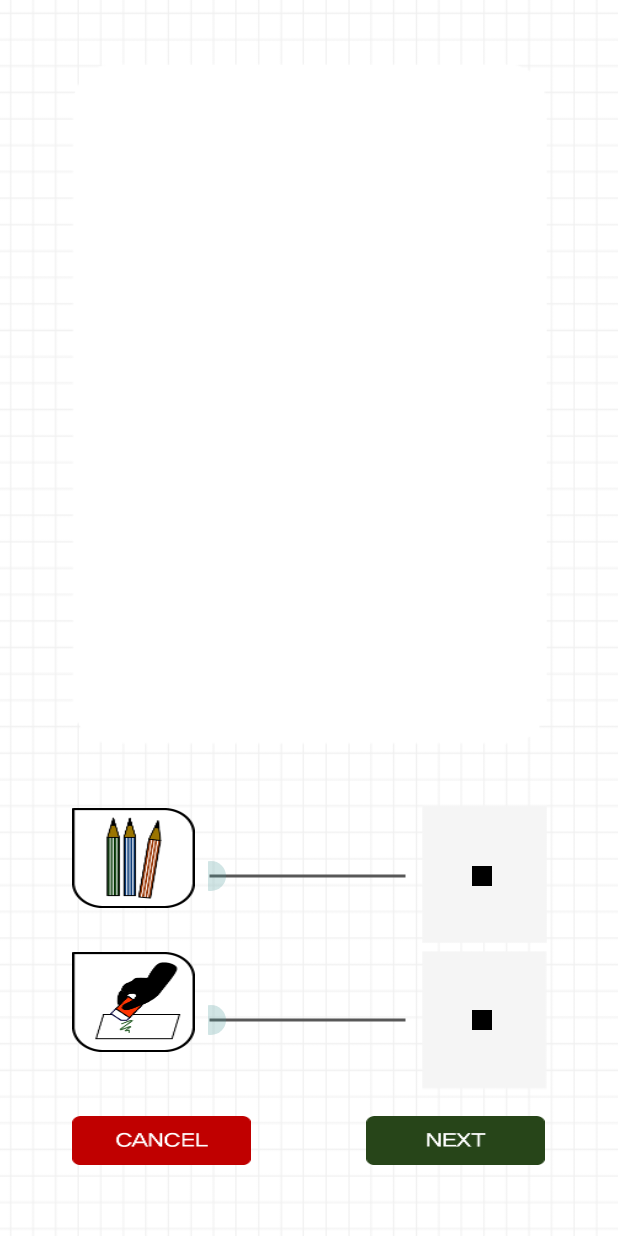
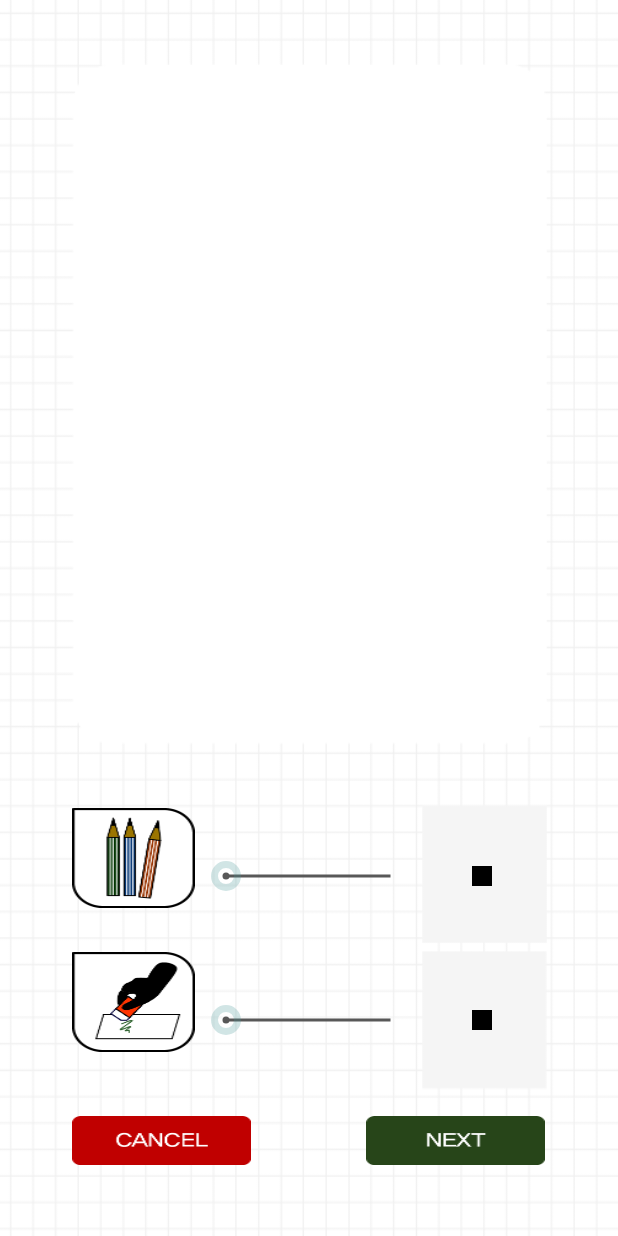
Before and after one commit to true-mind/Selidpic_app, an Android app: the TouchToolActivity screen opened directly, with no data from a screen before it, on a phone screen of 412 x 824 dp. Run offline under Robolectric (Android 15) with nearby library versions, the phone set to English and light mode, and no system bars; 15 statements that could not run were skipped.

Commit message:
9. 27
seekbar 수

```diff
--- a/app/src/main/res/drawable/thumb_drawable.xml
+++ b/app/src/main/res/drawable/thumb_drawable.xml
@@ -1,6 +1,8 @@
 <?xml version="1.0" encoding="utf-8"?>
 <shape xmlns:android="http://schemas.android.com/apk/res/android"
     android:shape="oval">
-    <solid android:color="#40489999"/>
+    <solid android:color="#ff585858"/>
     <size android:height="20dp" android:width="20dp"/>
+    <stroke android:color="#40489999"
+        android:width="15sp"></stroke>
 </shape>
--- a/app/src/main/res/layout/activity_touchtool.xml
+++ b/app/src/main/res/layout/activity_touchtool.xml
@@ -72,6 +72,8 @@
                 android:layout_weight="0.022"/>
 
             <SeekBar
+                android:paddingRight="10sp"
+                android:paddingLeft="10sp"
                 android:layout_width="0dp"
                 android:layout_height="wrap_content"
                 android:id="@+id/seekBar1"
@@ -131,6 +133,8 @@
                 android:layout_weight="0.022"/>
 
                 <SeekBar
+                    android:paddingRight="10sp"
+                    android:paddingLeft="10sp"
                     android:layout_width="0dp"
                     android:layout_height="wrap_content"
                     android:id="@+id/seekBar2"
```
Also changed, not shown: 2 other files.
